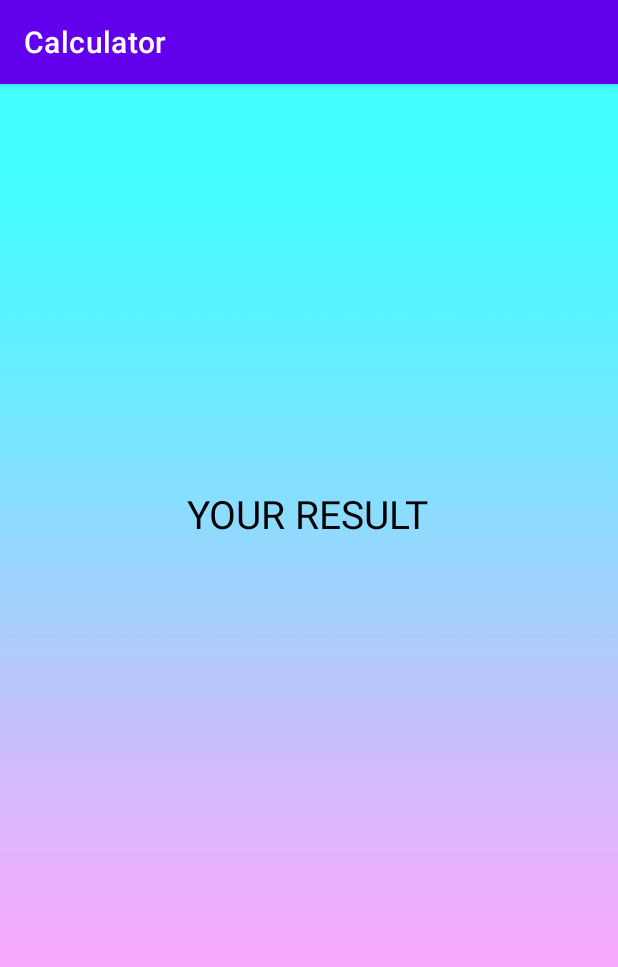
After one commit to ElenaSharpilova/_Calculator_, an Android app: the ResultActivity screen opened directly, with no data from a screen before it, on a phone screen of 412 x 824 dp. The commit adds this screen. Shown: the top 967 px of the screen. Run offline under Robolectric (Android 15) with nearby library versions, the phone set to English and light mode, and no system bars.

Commit message:
added new ResultActivity.kt with transmitted data

```diff
--- a/app/src/main/AndroidManifest.xml
+++ b/app/src/main/AndroidManifest.xml
@@ -10,6 +10,9 @@
         android:supportsRtl="true"
         android:theme="@style/Theme.Calculator">
         <activity
+            android:name=".ResultActivity"
+            android:exported="true" />
+        <activity
             android:name=".MainActivity"
             android:exported="true">
             <intent-filter>
--- /dev/null
+++ b/app/src/main/java/android/example/calculator/ResultActivity.kt
@@ -0,0 +1,24 @@
+package android.example.calculator
+
+import androidx.appcompat.app.AppCompatActivity
+import android.os.Bundle
+import android.widget.TextView
+
+class ResultActivity : AppCompatActivity() {
+    private lateinit var getResult: TextView
+    override fun onCreate(savedInstanceState: Bundle?) {
+        super.onCreate(savedInstanceState)
+        setContentView(R.layout.activity_result)
+
+        getResult = findViewById(R.id.tv_result)
+
+        val result = intent.getStringExtra("result")
+        getResult.text = result
+
+    }
+
+//    override fun onBackPressed() {
+//        super.onBackPressed()
+//        getResult.text = ""
+//    }
+}
--- /dev/null
+++ b/app/src/main/res/layout/activity_result.xml
@@ -0,0 +1,36 @@
+<?xml version="1.0" encoding="utf-8"?>
+<androidx.constraintlayout.widget.ConstraintLayout xmlns:android="http://schemas.android.com/apk/res/android"
+    xmlns:app="http://schemas.android.com/apk/res-auto"
+    xmlns:tools="http://schemas.android.com/tools"
+    android:layout_width="match_parent"
+    android:layout_height="match_parent"
+    android:background="@drawable/bg_con"
+    tools:context=".ResultActivity">
+
+    <TextView
+        android:id="@+id/textView"
+        android:layout_width="wrap_content"
+        android:layout_height="wrap_content"
+        android:text="@string/result"
+        android:textColor="@color/black"
+        android:textSize="26sp"
+        app:layout_constraintBottom_toBottomOf="parent"
+        app:layout_constraintEnd_toEndOf="parent"
+        app:layout_constraintHorizontal_bias="0.497"
+        app:layout_constraintStart_toStartOf="parent"
+        app:layout_constraintTop_toTopOf="parent"
+        app:layout_constraintVertical_bias="0.367" />
+
+    <TextView
+        android:id="@+id/tv_result"
+        android:layout_width="wrap_content"
+        android:layout_height="wrap_content"
+        android:layout_marginTop="32dp"
+        android:text="0"
+        android:textColor="@color/black"
+        android:textSize="20sp"
+        app:layout_constraintEnd_toEndOf="@+id/textView"
+        app:layout_constraintStart_toStartOf="@+id/textView"
+        app:layout_constraintTop_toBottomOf="@+id/textView" />
+
+</androidx.constraintlayout.widget.ConstraintLayout>
--- a/app/src/main/res/values/strings.xml
+++ b/app/src/main/res/values/strings.xml
@@ -5,4 +5,5 @@
     <string name="multiply">*</string>
     <string name="division">/</string>
     <string name="enter_num">Enter number</string>
+    <string name="result">YOUR RESULT</string>
 </resources>
```
Also changed, not shown: app/src/main/java/android/example/calculator/MainActivity.kt (+60 -31 lines), app/src/main/res/layout/activity_main.xml (+10 -21 lines).
